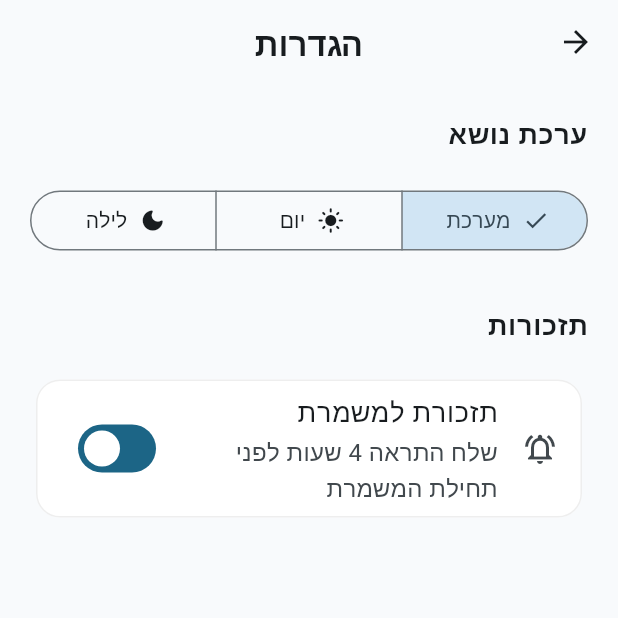
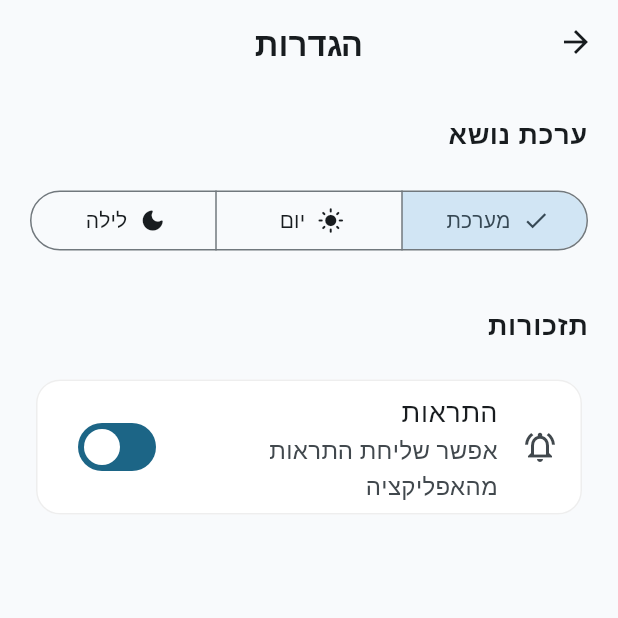
Before and after one commit to sagiv23/Shiftly, a Flutter app: the SettingsScreen screen opened directly, on a phone screen of 412 x 824 dp, the top half of it. Run offline on Flutter 3.47's test engine with Material 3 defaults, Android fonts, the phone set to English and light mode, and no system bars; our stand-ins replace flutter_local_notifications, hive, hive_flutter, table_calendar, timezone; accounts and stored records are empty; Roboto replaces fonts that are missing (Arial).

Commit message:
Update notification toggle labels in `SettingsScreen`
- Rename the notification switch title from "Shift reminder" to "Notifications" in Hebrew.
- Simplify the switch subtitle to a general description for enabling application notifications, replacing the dynamic reminder duration text.

```diff
--- a/lib/screens/settings_screen.dart
+++ b/lib/screens/settings_screen.dart
@@ -58,10 +58,8 @@ class _SettingsScreenState extends State<SettingsScreen> {
           const SizedBox(height: 12),
           Card(
             child: SwitchListTile(
-              title: const Text('תזכורת למשמרת'),
-              subtitle: Text(
-                'שלח התראה ${settings.shiftReminderDurationHours % 1 == 0 ? settings.shiftReminderDurationHours.toInt() : settings.shiftReminderDurationHours} שעות לפני תחילת המשמרת',
-              ),
+              title: const Text('התראות'),
+              subtitle: const Text('אפשר שליחת התראות מהאפליקציה'),
               secondary: const Icon(Icons.notifications_active_outlined),
               value: settings.shiftRemindersEnabled,
               onChanged: (val) async {
```
Also changed, not shown: 6 other files.
